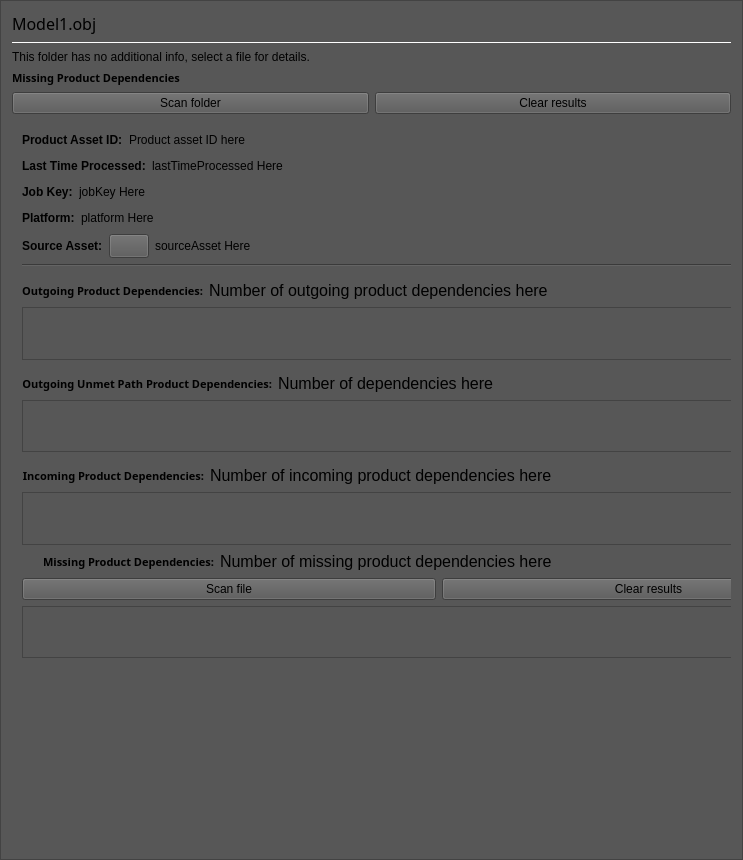
Qt form Code/Tools/AssetProcessor/native/ui/ProductAssetDetailsPanel.ui (o3de/o3de) before a commit.
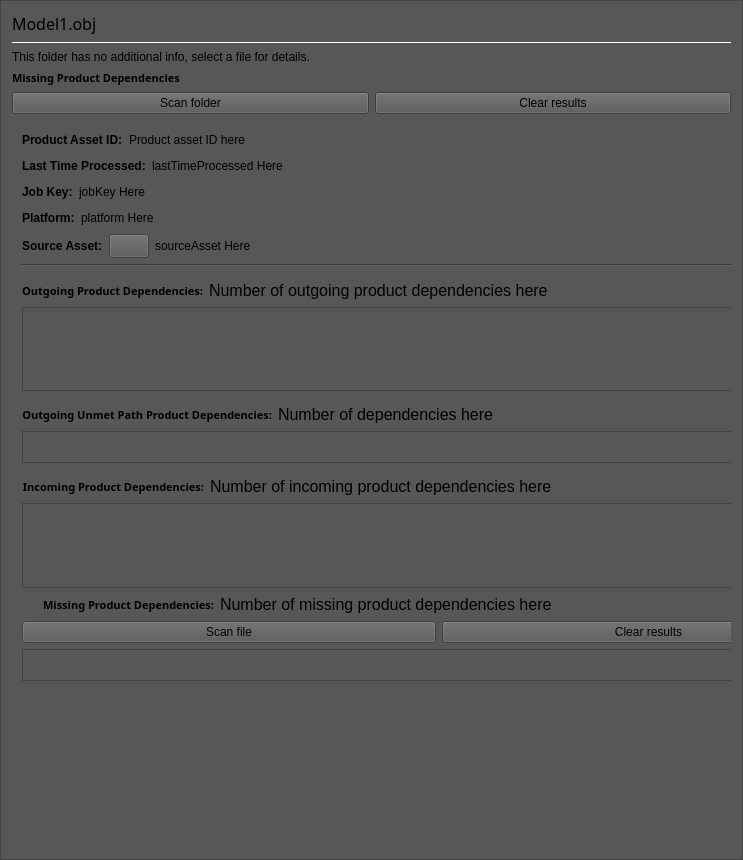
The same form after that commit. Icons and pictures are not drawn. Custom widgets are drawn as their Qt base class.

Commit message:
Display product asset dependencies recursively as trees.
Moved code from branch "LBC_ProductDependencyGraph".

Patch:
```diff
--- a/Code/Tools/AssetProcessor/native/ui/ProductAssetDetailsPanel.ui
+++ b/Code/Tools/AssetProcessor/native/ui/ProductAssetDetailsPanel.ui
@@ -574,77 +574,29 @@
            </layout>
           </item>
           <item>
-           <layout class="QHBoxLayout" name="OutgoingDependenciesLayout">
-            <item>
-             <widget class="QTableWidget" name="outgoingProductDependenciesTable">
+           <widget class="QTreeView" name="OutgoingProductDependenciesTreeView">
               <property name="sizePolicy">
                <sizepolicy hsizetype="Expanding" vsizetype="Expanding">
                 <horstretch>0</horstretch>
                 <verstretch>0</verstretch>
                </sizepolicy>
               </property>
-              <property name="minimumSize">
-               <size>
-                <width>0</width>
-                <height>32</height>
-               </size>
-              </property>
-              <property name="styleSheet">
-               <string notr="true">padding:0px</string>
-              </property>
-              <property name="verticalScrollBarPolicy">
-               <enum>Qt::ScrollBarAlwaysOff</enum>
-              </property>
-              <property name="horizontalScrollBarPolicy">
-               <enum>Qt::ScrollBarAlwaysOff</enum>
-              </property>
-              <property name="sizeAdjustPolicy">
-               <enum>QAbstractScrollArea::AdjustToContents</enum>
-              </property>
-              <property name="editTriggers">
-               <set>QAbstractItemView::NoEditTriggers</set>
-              </property>
-              <property name="showDropIndicator" stdset="0">
+            <property name="rootIsDecorated">
                <bool>false</bool>
               </property>
-              <property name="dragDropOverwriteMode">
-               <bool>false</bool>
-              </property>
-              <property name="alternatingRowColors">
+            <property name="uniformRowHeights">
                <bool>true</bool>
               </property>
-              <property name="selectionMode">
-               <enum>QAbstractItemView::SingleSelection</enum>
-              </property>
-              <property name="showGrid">
+            <property name="sortingEnabled">
                <bool>false</bool>
               </property>
-              <property name="columnCount">
-               <number>2</number>
-              </property>
-              <attribute name="horizontalHeaderVisible">
+            <attribute name="headerVisible">
                <bool>false</bool>
               </attribute>
-              <attribute name="horizontalHeaderMinimumSectionSize">
-               <number>24</number>
-              </attribute>
-              <attribute name="horizontalHeaderDefaultSectionSize">
-               <number>24</number>
-              </attribute>
-              <attribute name="horizontalHeaderStretchLastSection">
-               <bool>true</bool>
-              </attribute>
-              <attribute name="verticalHeaderVisible">
-               <bool>false</bool>
-              </attribute>
-              <attribute name="verticalHeaderStretchLastSection">
-               <bool>false</bool>
-              </attribute>
-              <column/>
-              <column/>
-             </widget>
-            </item>
-           </layout>
+            <attribute name="headerDefaultSectionSize">
+             <number>42</number>
+            </attribute>
+           </widget>
           </item>
           <item>
            <spacer name="verticalSpacer_3">
@@ -823,69 +775,22 @@
            </layout>
           </item>
           <item>
-           <widget class="QTableWidget" name="incomingProductDependenciesTable">
-            <property name="sizePolicy">
-             <sizepolicy hsizetype="Expanding" vsizetype="Expanding">
-              <horstretch>0</horstretch>
-              <verstretch>0</verstretch>
-             </sizepolicy>
-            </property>
-            <property name="minimumSize">
-             <size>
-              <width>0</width>
-              <height>32</height>
-             </size>
-            </property>
-            <property name="verticalScrollBarPolicy">
-             <enum>Qt::ScrollBarAlwaysOff</enum>
-            </property>
-            <property name="horizontalScrollBarPolicy">
-             <enum>Qt::ScrollBarAlwaysOff</enum>
-            </property>
-            <property name="sizeAdjustPolicy">
-             <enum>QAbstractScrollArea::AdjustToContents</enum>
-            </property>
-            <property name="editTriggers">
-             <set>QAbstractItemView::NoEditTriggers</set>
-            </property>
-            <property name="showDropIndicator" stdset="0">
+           <widget class="QTreeView" name="IncomingProductDependenciesTreeView">
+            <property name="rootIsDecorated">
              <bool>false</bool>
             </property>
-            <property name="dragDropOverwriteMode">
-             <bool>false</bool>
-            </property>
-            <property name="alternatingRowColors">
+            <property name="uniformRowHeights">
              <bool>true</bool>
             </property>
-            <property name="selectionMode">
-             <enum>QAbstractItemView::SingleSelection</enum>
-            </property>
-            <property name="showGrid">
+            <property name="sortingEnabled">
              <bool>false</bool>
             </property>
-            <property name="columnCount">
-             <number>2</number>
+            <property name="headerHidden">
+             <bool>true</bool>
             </property>
-            <attribute name="horizontalHeaderVisible">
-             <bool>false</bool>
+            <attribute name="headerDefaultSectionSize">
+             <number>42</number>
             </attribute>
-            <attribute name="horizontalHeaderMinimumSectionSize">
-             <number>24</number>
-            </attribute>
-            <attribute name="horizontalHeaderDefaultSectionSize">
-             <number>24</number>
-            </attribute>
-            <attribute name="horizontalHeaderStretchLastSection">
-             <bool>true</bool>
-            </attribute>
-            <attribute name="verticalHeaderVisible">
-             <bool>false</bool>
-            </attribute>
-            <attribute name="verticalHeaderStretchLastSection">
-             <bool>false</bool>
-            </attribute>
-            <column/>
-            <column/>
            </widget>
           </item>
           <item>
```
Left out of the diff: 6 changed lines with no effect on the pictures. Lines whose indentation alone changed are shown as unchanged. The commit also changes 10 other files.
